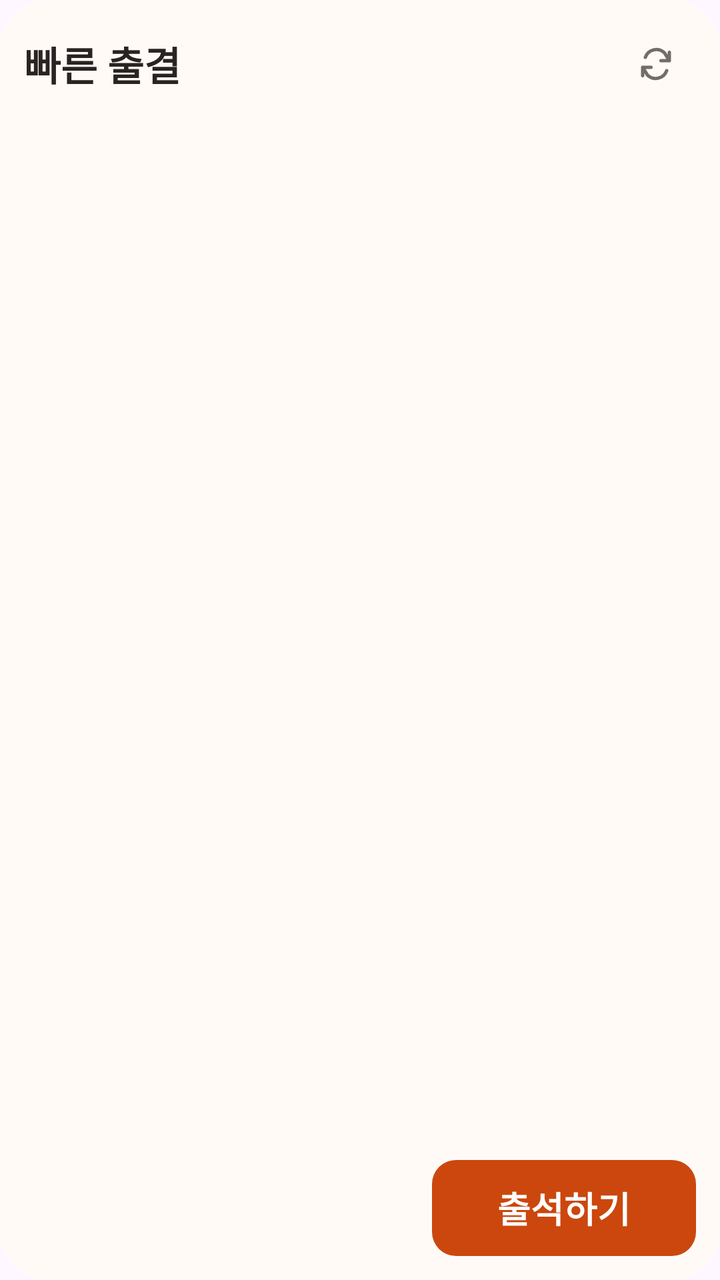
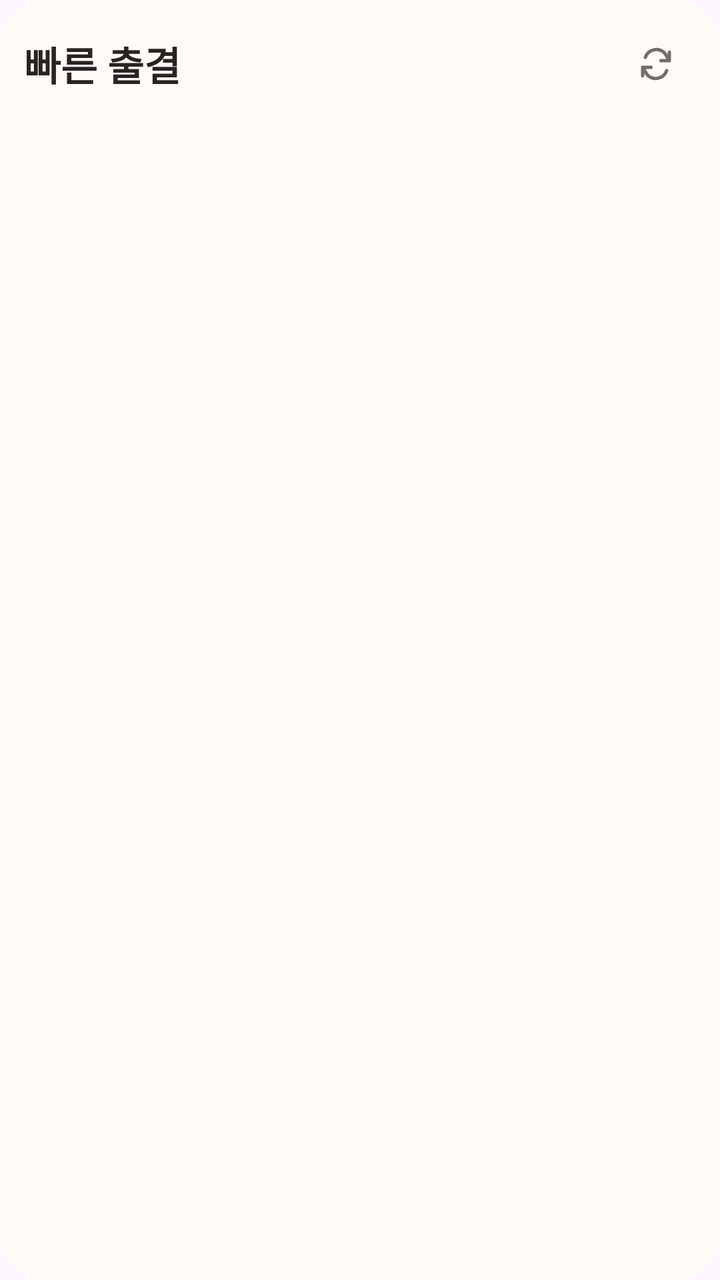

The first picture is an Android layout as it rendered before a commit; the second is the same layout after the commit. The layout source and the unified diff follow.
<!-- AndroidManifest.xml: application theme Theme.hongsi -->
<!-- res/layout/widget_card.xml -->
<?xml version="1.0" encoding="utf-8"?>
<FrameLayout xmlns:android="http://schemas.android.com/apk/res/android" android:id="@+id/widget_root" android:layout_width="match_parent" android:layout_height="match_parent" android:padding="12dp" android:background="@drawable/widget_attendance_background">
  <LinearLayout android:layout_width="match_parent" android:layout_height="40dp" android:orientation="horizontal" android:gravity="center_vertical" android:layout_gravity="top">
    <TextView android:layout_width="0dp" android:layout_height="match_parent" android:id="@+id/widget_title" android:text="빠른 출결" android:textSize="20sp" android:textColor="@color/widget_text" android:includeFontPadding="false" android:layout_weight="1" android:gravity="center_vertical" android:maxLines="1" android:ellipsize="end" android:textStyle="bold" />
    <FrameLayout android:layout_width="40dp" android:layout_height="40dp" android:id="@+id/widget_refresh" android:contentDescription="새로고침">
      <ImageView android:layout_width="match_parent" android:layout_height="match_parent" android:id="@+id/refresh_icon" android:padding="10dp" android:src="@drawable/ic_widget_refresh" android:tint="@color/widget_muted" android:importantForAccessibility="no" />
      <ProgressBar android:layout_width="match_parent" android:layout_height="match_parent" android:id="@+id/refresh_spinner" android:padding="10dp" android:indeterminate="true" android:indeterminateOnly="true" android:indeterminateDrawable="@drawable/widget_refresh_spin" android:indeterminateTint="@color/widget_muted" android:indeterminateDuration="650" android:interpolator="@android:anim/linear_interpolator" android:visibility="gone" android:importantForAccessibility="no" />
    </FrameLayout>
  </LinearLayout>
  <LinearLayout android:layout_width="match_parent" android:layout_height="wrap_content" android:orientation="vertical" android:id="@+id/widget_body" android:gravity="center_vertical" android:layout_gravity="center_vertical" />
  <LinearLayout android:layout_width="132dp" android:layout_height="48dp" android:orientation="horizontal" android:gravity="end" android:id="@+id/widget_primary_area" android:layout_gravity="bottom|end">
    <TextView android:layout_width="132dp" android:layout_height="match_parent" android:id="@+id/widget_primary" android:text="출석하기" android:textSize="18sp" android:textColor="@color/widget_on_primary" android:includeFontPadding="false" android:gravity="center" android:background="@drawable/widget_primary_background" android:textStyle="bold" />
  </LinearLayout>
</FrameLayout>
<!-- resources referenced by this layout -->
<resources>
  <color name="widget_muted">#756C67</color>
  <color name="widget_on_primary">#FFFFFF</color>
  <color name="widget_text">#292321</color>
  <!-- drawable ic_widget_refresh (drawable) -->
  <vector xmlns:android="http://schemas.android.com/apk/res/android" android:width="24dp" android:height="24dp" android:viewportWidth="24" android:viewportHeight="24">
      <path android:fillColor="@android:color/transparent" android:strokeColor="@color/widget_text" android:strokeWidth="2" android:strokeLineCap="round" android:strokeLineJoin="round" android:pathData="M20,5v5h-5 M4,19v-5h5 M5.6,8a7,7 0,0 1,11.55,-2.6L20,10 M4,14l2.85,4.6A7,7 0,0 0,18.4,16" />
  </vector>
  <!-- drawable widget_attendance_background (drawable) -->
  <?xml version="1.0" encoding="utf-8"?>
  <shape xmlns:android="http://schemas.android.com/apk/res/android">
      <solid android:color="@color/widget_background" />
      <corners android:radius="24dp" />
  </shape>
  <!-- drawable widget_primary_background (drawable) -->
  <?xml version="1.0" encoding="utf-8"?>
  <ripple xmlns:android="http://schemas.android.com/apk/res/android" android:color="#30888888"><item><shape android:shape="rectangle"><solid android:color="@color/widget_primary"/><corners android:radius="12dp"/></shape></item></ripple>
  <!-- drawable widget_refresh_spin (drawable) -->
  <rotate xmlns:android="http://schemas.android.com/apk/res/android" android:drawable="@drawable/ic_widget_refresh" android:fromDegrees="0" android:toDegrees="360" android:pivotX="50%" android:pivotY="50%" />
  <style name="Theme.hongsi" parent="Theme.Material3.DayNight.NoActionBar">
          
      </style>
  <color name="widget_background">#FFFAF6</color>
  <color name="widget_primary">#CB470D</color>
</resources>

<!-- the commit's change to res/layout/widget_card.xml (unified diff, before → after) -->
@@ -7,8 +7,5 @@
       <ProgressBar android:layout_width="match_parent" android:layout_height="match_parent" android:id="@+id/refresh_spinner" android:padding="10dp" android:indeterminate="true" android:indeterminateOnly="true" android:indeterminateDrawable="@drawable/widget_refresh_spin" android:indeterminateTint="@color/widget_muted" android:indeterminateDuration="650" android:interpolator="@android:anim/linear_interpolator" android:visibility="gone" android:importantForAccessibility="no" />
     </FrameLayout>
   </LinearLayout>
-  <LinearLayout android:layout_width="match_parent" android:layout_height="wrap_content" android:orientation="vertical" android:id="@+id/widget_body" android:gravity="center_vertical" android:layout_gravity="center_vertical" />
-  <LinearLayout android:layout_width="132dp" android:layout_height="48dp" android:orientation="horizontal" android:gravity="end" android:id="@+id/widget_primary_area" android:layout_gravity="bottom|end">
-    <TextView android:layout_width="132dp" android:layout_height="match_parent" android:id="@+id/widget_primary" android:text="출석하기" android:textSize="18sp" android:textColor="@color/widget_on_primary" android:includeFontPadding="false" android:gravity="center" android:background="@drawable/widget_primary_background" android:textStyle="bold" />
-  </LinearLayout>
+  <LinearLayout android:layout_width="match_parent" android:layout_height="match_parent" android:layout_marginTop="40dp" android:orientation="vertical" android:id="@+id/widget_body" android:gravity="center_vertical" />
 </FrameLayout>
<!-- resource entries referenced after the edit -->
@@ -1,7 +1,6 @@
 <!-- resources referenced by this layout -->
 <resources>
   <color name="widget_muted">#756C67</color>
-  <color name="widget_on_primary">#FFFFFF</color>
   <color name="widget_text">#292321</color>
   <!-- drawable ic_widget_refresh (drawable) -->
   <vector xmlns:android="http://schemas.android.com/apk/res/android" android:width="24dp" android:height="24dp" android:viewportWidth="24" android:viewportHeight="24">
@@ -13,15 +12,11 @@
       <solid android:color="@color/widget_background" />
       <corners android:radius="24dp" />
   </shape>
-  <!-- drawable widget_primary_background (drawable) -->
-  <?xml version="1.0" encoding="utf-8"?>
-  <ripple xmlns:android="http://schemas.android.com/apk/res/android" android:color="#30888888"><item><shape android:shape="rectangle"><solid android:color="@color/widget_primary"/><corners android:radius="12dp"/></shape></item></ripple>
   <!-- drawable widget_refresh_spin (drawable) -->
   <rotate xmlns:android="http://schemas.android.com/apk/res/android" android:drawable="@drawable/ic_widget_refresh" android:fromDegrees="0" android:toDegrees="360" android:pivotX="50%" android:pivotY="50%" />
   <style name="Theme.hongsi" parent="Theme.Material3.DayNight.NoActionBar">
           
       </style>
   <color name="widget_background">#FFFAF6</color>
-  <color name="widget_primary">#CB470D</color>
 </resources>
 
